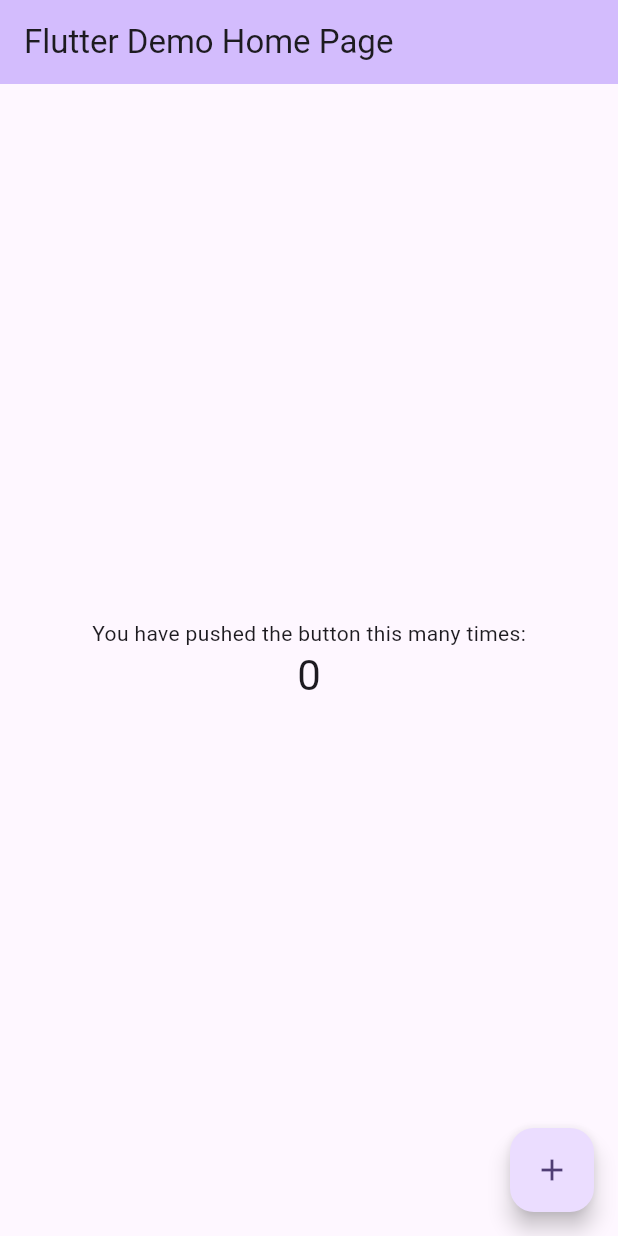
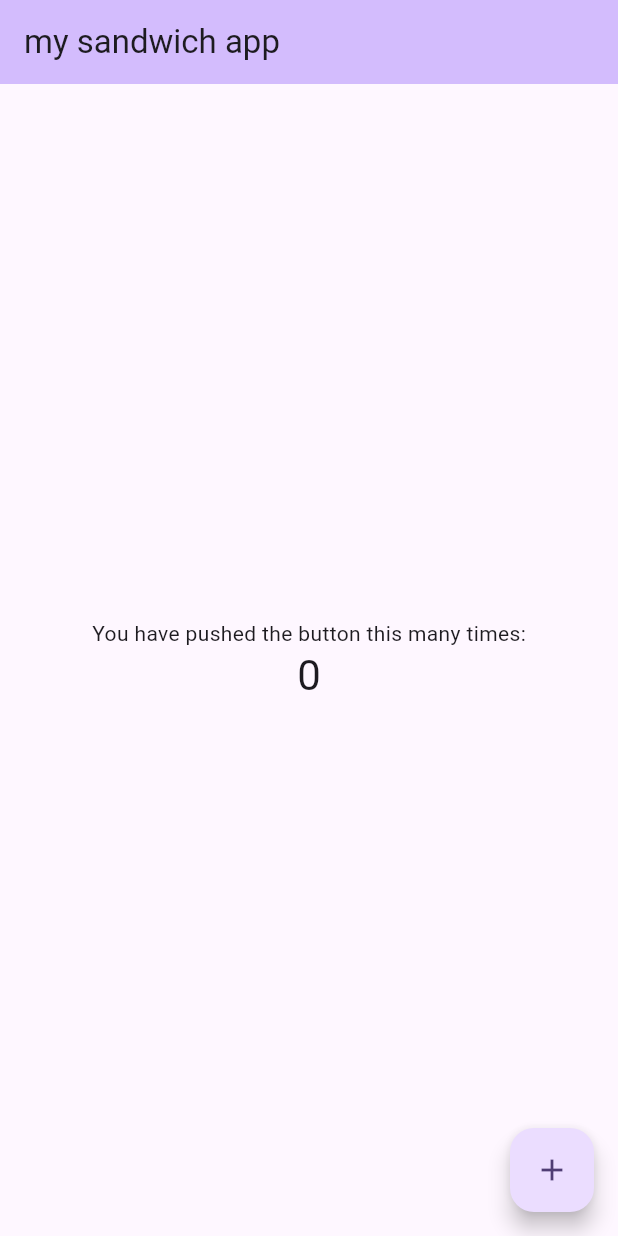
Before and after one commit to GiorgosKostakakis/flutter_application_1, a Flutter app: the screen it shows after launch, on a phone screen of 412 x 824 dp. Run offline on Flutter 3.47's test engine with Material 3 defaults, Android fonts, the phone set to English and light mode, and no system bars.

Commit message:
title changed

```diff
--- a/lib/main.dart
+++ b/lib/main.dart
@@ -31,7 +31,7 @@ class MyApp extends StatelessWidget {
         // tested with just a hot reload.
         colorScheme: ColorScheme.fromSeed(seedColor: Colors.deepPurple),
       ),
-      home: const MyHomePage(title: 'Flutter Demo Home Page'),
+      home: const MyHomePage(title: 'my sandwich app'),
     );
   }
 }
```
